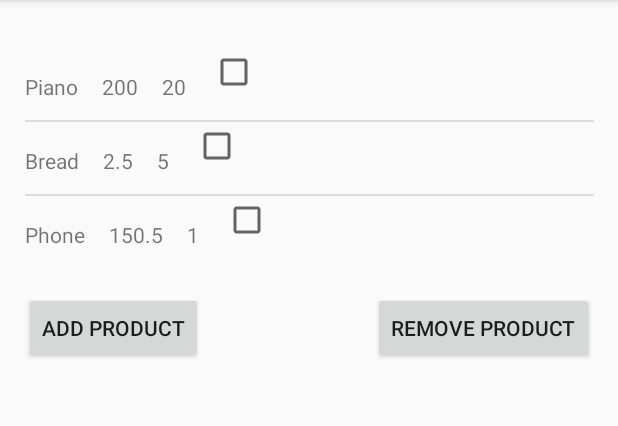
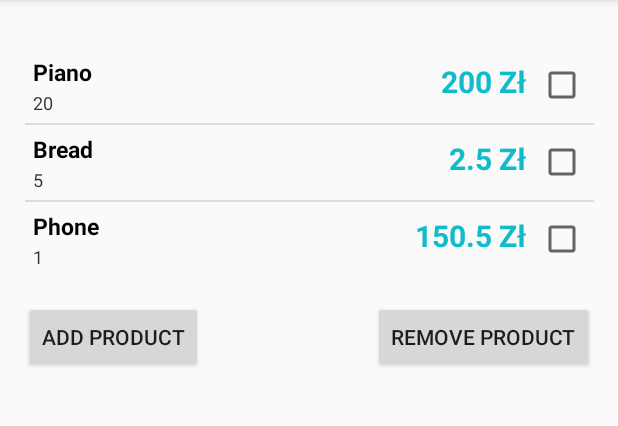
Before and after one commit to Tobiasz-Rumian/Android1, an Android app: the ProductListActivity screen opened directly, with no data from a screen before it, on a phone screen of 412 x 824 dp, the part 84-510 px from its top. Run offline under Robolectric (Android 15) with nearby library versions, the phone set to English and light mode, and no system bars.

Commit message:
Fix list layout

```diff
--- a/app/src/main/java/com/example/project1/adapters/ProductArrayAdapter.kt
+++ b/app/src/main/java/com/example/project1/adapters/ProductArrayAdapter.kt
@@ -24,7 +24,7 @@ class ProductArrayAdapter(context: Context, resource: Int, objects: ArrayList<ou
         val amount = view.findViewById(R.id.amount) as TextView
         val isPurchased = view.findViewById(R.id.isPurchased) as CheckBox
         title.text = product.title
-        price.text = product.price.toString()
+        price.text = product.price.toString()+" Zł"
         amount.text = product.amount.toString()
         isPurchased.isChecked = product.purchased
         return view
--- a/app/src/main/res/layout/product_row.xml
+++ b/app/src/main/res/layout/product_row.xml
@@ -1,50 +1,49 @@
 <?xml version="1.0" encoding="utf-8"?>
-<TableRow xmlns:android="http://schemas.android.com/apk/res/android"
+<RelativeLayout xmlns:android="http://schemas.android.com/apk/res/android"
     android:layout_width="fill_parent"
-    android:layout_height="match_parent"
-    android:orientation="vertical">
+    android:layout_height="wrap_content"
+    android:orientation="horizontal"
+    android:padding="5dp">
 
     <TextView
         android:id="@+id/title"
         android:layout_width="wrap_content"
         android:layout_height="wrap_content"
-        android:layout_marginLeft="16dp"
-        android:layout_marginTop="16dp"
-        android:layout_marginEnd="16dp"
-        android:layout_marginRight="16dp"
-        android:text="@string/undefined" />
+        android:text="@string/undefined"
+        android:textStyle="bold"
+        android:textSize="15sp"
+        android:textColor="#040404"
+        android:typeface="sans"/>
+
+    <TextView
+        android:id="@+id/amount"
+        android:layout_width="fill_parent"
+        android:layout_height="wrap_content"
+        android:layout_below="@id/title"
+        android:textColor="#343434"
+        android:textSize="12sp"
+        android:layout_marginTop="1dp"
+        android:text="15"/>
 
     <TextView
         android:id="@+id/price"
         android:layout_width="wrap_content"
         android:layout_height="wrap_content"
-        android:layout_marginLeft="16dp"
-        android:layout_marginTop="16dp"
-        android:layout_marginEnd="16dp"
-        android:layout_marginRight="16dp"
-        android:text="@string/undefined" />
-
-    <TextView
-        android:id="@+id/amount"
-        android:layout_width="wrap_content"
-        android:layout_height="wrap_content"
-        android:layout_marginLeft="16dp"
-        android:layout_marginTop="16dp"
-        android:layout_marginEnd="16dp"
-        android:layout_marginRight="16dp"
-        android:text="@string/undefined" />
+        android:layout_alignParentEnd="true"
+        android:layout_marginEnd="40dip"
+        android:layout_marginTop="3dip"
+        android:gravity="end"
+        android:text="20Zł"
+        android:textColor="#10bcc9"
+        android:textSize="20sp"
+        android:textStyle="bold" />
 
     <CheckBox
         android:id="@+id/isPurchased"
         android:layout_width="wrap_content"
         android:layout_height="wrap_content"
-        android:layout_gravity="end"
-        android:layout_marginLeft="16dp"
-        android:layout_marginTop="16dp"
-        android:layout_marginEnd="16dp"
-        android:layout_marginRight="16dp"
+        android:layout_alignParentEnd="true"
+        android:layout_centerVertical="true"
         android:clickable="true"
-        android:focusable="false"
-        android:gravity="end" />
-
-</TableRow>
+        android:focusable="false" />
+</RelativeLayout>
```
